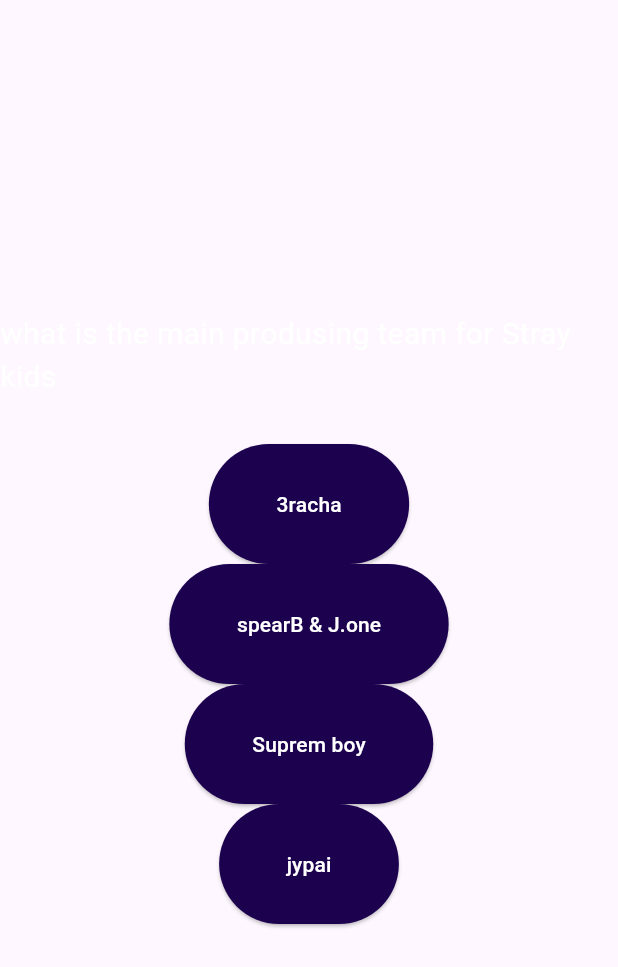
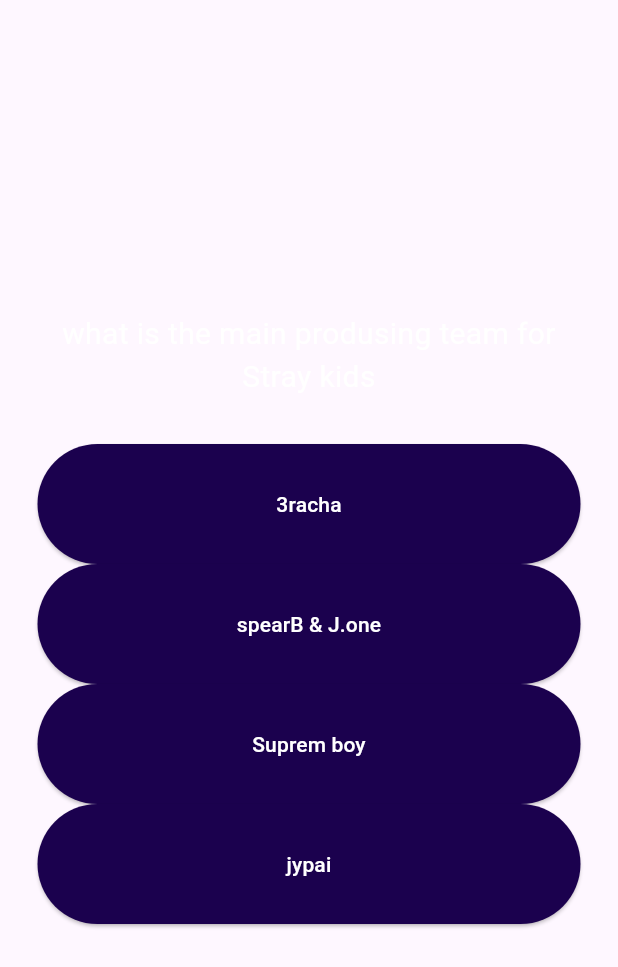
Before and after one commit to Keeper543/quiz_app, a Flutter app: the QuestionsScreen widget shown alone on an empty page, opened directly, on a phone screen of 412 x 824 dp. Shown: the top 967 px of the screen. Run offline on Flutter 3.47's test engine with Material 3 defaults, Android fonts, the phone set to English and light mode, and no system bars.

Commit message:
fixed Basic styling on the buttons

```diff
--- a/lib/answer_button.dart
+++ b/lib/answer_button.dart
@@ -24,7 +24,9 @@ class AnswerButton extends StatelessWidget{
         ),
         backgroundColor: const Color.fromARGB(255, 27, 1, 78)
       ,foregroundColor: Colors.white),
-      child: Text(answerText),
+      child: Text(answerText,
+        textAlign: TextAlign.center,
+      ),
     );
   }
 }
--- a/lib/data/question.dart
+++ b/lib/data/question.dart
@@ -23,13 +23,13 @@ const questions =[
 
     ,'Seungmin','Felix','Han']
    ),
-   QuizQuestion('how many members are there in Stray kids', [
+   QuizQuestion('how many members are there in Stray kids, ___ is Fate', [
     '8'//correct
 
     ,'7','9','3']
    ),
    QuizQuestion('What is the fandom name', [
-    'stay'//correct
+    'Stay'//correct
 
     ,'forget_me_nots','the kids','child']
    )
--- a/lib/questions_screen.dart
+++ b/lib/questions_screen.dart
@@ -16,19 +16,26 @@ class _QuestionsScreenState extends State<QuestionsScreen>{
     final currentQuestion = questions[0];
     return SizedBox(
       width: double.infinity,
+
+      child: Container(
+        margin: const EdgeInsets.all(25),
         child: Column(
         mainAxisAlignment: MainAxisAlignment.center,
+        crossAxisAlignment: CrossAxisAlignment.stretch,
+
         children: [
          Text(currentQuestion.question,
           style: TextStyle(
           color: Colors.white,
           fontSize: 20),
+          textAlign: TextAlign.center,
           ),
           const SizedBox(height: 30,),
           ...currentQuestion.answers.map((item){
             return AnswerButton(answerText: item, onTap:(){});
           })
-  ])
+          ]),
+      )
  );
 
    }
--- a/lib/start_screen.dart
+++ b/lib/start_screen.dart
@@ -22,7 +22,7 @@ class StartScreen extends StatelessWidget {
             ),
             const SizedBox(height: 30),
             OutlinedButton.icon(
-              onPressed: startQuiz(),
+              onPressed: startQuiz,
               icon: const Icon(Icons.arrow_circle_right_outlined),
               style: OutlinedButton.styleFrom(foregroundColor: Colors.white),
               label: Text("Start Quiz"),
```
Lines whose indentation alone changed are shown as unchanged.
